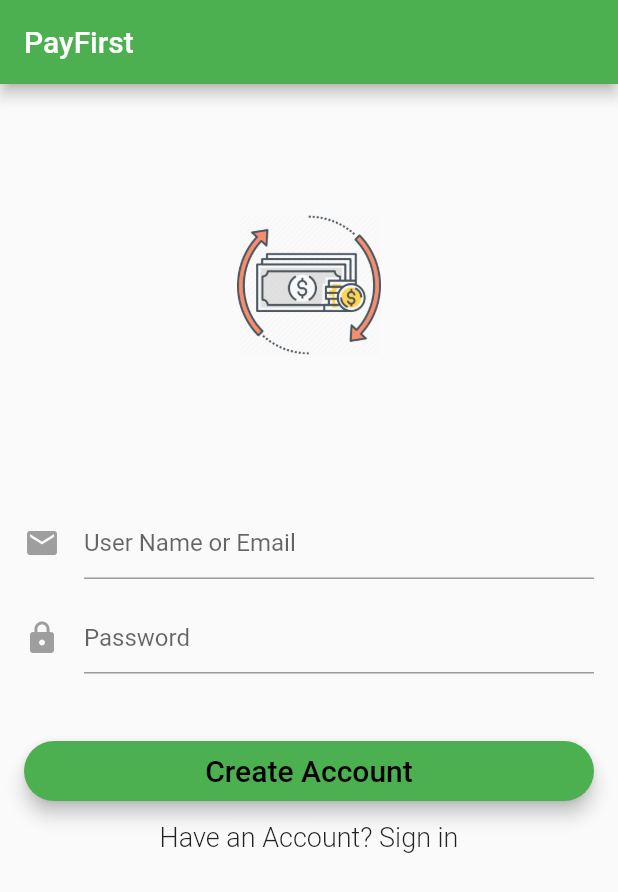
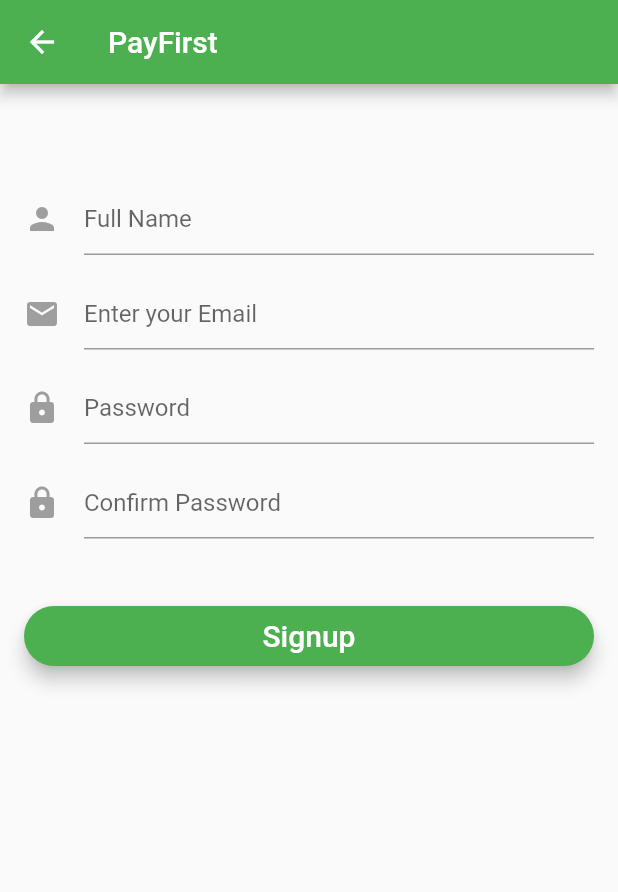
Before and after one commit to Babaarif00/pay_first, a Flutter app: the screen it shows after launch, after a tap on "Create an Account", on a phone screen of 412 x 824 dp. Shown: the top 892 px of the screen. Run offline on Flutter 3.47's test engine with Material 2 defaults, Android fonts, the phone set to English and light mode, and no system bars.

Commit message:
Sign up screen added

```diff
--- a/lib/login_page.dart
+++ b/lib/login_page.dart
@@ -1,5 +1,6 @@
 import 'package:flutter/cupertino.dart';
 import 'package:flutter/material.dart';
+import 'package:pay_first/signup_page.dart';
 
 class MyLoginPage extends StatefulWidget{
   @override
@@ -26,7 +27,7 @@
       ),
       body: Stack(
         children: <Widget>[
-          showForm(),
+          showLoginForm(),
           showCircularProgress(),
         ],
       )
@@ -73,7 +74,7 @@
 
 Widget showEmailInput(){
   return Padding(
-    padding: const EdgeInsets.fromLTRB(0, 100.0, 0.0, 0.0),
+    padding: const EdgeInsets.fromLTRB(0, 70.0, 0.0, 0.0),
     child: new TextFormField(
       maxLines: 1,
       keyboardType: TextInputType.emailAddress,
@@ -119,6 +120,7 @@
     padding: EdgeInsets.fromLTRB(0, 45.0, 0.0, 0.0),
     child: SizedBox(
       height: 40.0,
+      width: 10,
       child: new RaisedButton(
         elevation: 5.0,
         shape: new RoundedRectangleBorder(
@@ -134,13 +136,21 @@
 
 }
 
+
 Widget showCreateButton(){
   return new FlatButton(
     child: new Text(
       _isLoginForm ? 'Create an Account' : 'Have an Account? Sign in',
       style: new TextStyle(fontSize: 18.0,fontWeight: FontWeight.w300),
     ),
-    onPressed: toggleFormMode,
+    onPressed: () {
+      var router = new MaterialPageRoute(
+        builder: (BuildContext context){
+          return new SignUpPage();
+
+        });
+        Navigator.of(context).push(router);
+    }
   );
 
 }
@@ -149,10 +159,10 @@
   return new Hero(
     tag: 'hero',
     child: Padding(
-      padding: EdgeInsets.fromLTRB(0.0, 70.0, 0.0, 0.0),
+      padding: EdgeInsets.fromLTRB(0.0, 90.0, 0.0, 0.0),
       child: CircleAvatar(
         backgroundColor: Colors.transparent,
-        radius: 48.0,
+        radius: 38.0,
         child: Image.asset('assets/PayFirst.png'),
       ),
     ) ,
@@ -179,7 +189,7 @@
 
 
 
-Widget showForm(){
+Widget showLoginForm(){
 
   return new Container(
     padding: EdgeInsets.all(16.0),
--- /dev/null
+++ b/lib/signup_page.dart
@@ -0,0 +1,163 @@
+import 'package:flutter/material.dart';
+
+class SignUpPage extends StatefulWidget {
+  @override
+  State<StatefulWidget> createState() => _SignUpPageState();
+}
+
+class _SignUpPageState extends State<SignUpPage> {
+
+  String _email;
+  String _password;
+  String _errorMessage;
+  String _confirmPassword;
+
+
+
+  @override
+  Widget build(BuildContext context) {
+     return new Scaffold(
+      appBar: new AppBar(
+        title: new Text("PayFirst"),
+      ),
+      body: new Column(
+        children: <Widget>[
+          showSignUpForm(),
+        ],
+      ),
+    );
+  }
+
+  Widget showSignUpForm(){
+    return new Container(
+      padding: EdgeInsets.all(16.0),
+        child: new Form(
+        child: new ListView(
+          shrinkWrap: true,
+          children: <Widget>[
+            showFullNameInput(),
+            showEmailInput(),
+            showPasswordInput(),
+            showConfirmPasswordInput(),
+            showSignupButton(),
+
+          ],
+        ),
+      ),
+    );
+  }
+
+    Widget showFullNameInput(){
+      return Padding(
+        padding: const EdgeInsets.fromLTRB(0, 50.0, 0.0, 0.0),
+          child: new TextFormField(
+            maxLines: 1,
+            keyboardType: TextInputType.text,
+            autofocus: false,
+            decoration: new InputDecoration(
+            hintText: 'Full Name',
+            icon: new Icon(
+              Icons.person,
+              color: Colors.grey,
+              )
+            ),
+          validator: (value) => value.isEmpty ? 'Email can\'t be empty' : null,
+          onSaved: (value) => _email = value.trim(),
+          ),
+        );
+
+      }
+
+
+
+      Widget showEmailInput(){
+    return Padding(
+    padding: const EdgeInsets.fromLTRB(0, 15.0, 0.0, 0.0),
+    child: new TextFormField(
+      maxLines: 1,
+      keyboardType: TextInputType.emailAddress,
+      autofocus: false,
+      decoration: new InputDecoration(
+        hintText: 'Enter your Email',
+        icon: new Icon(
+          Icons.email,
+          color: Colors.grey,
+        )
+      ),
+      validator: (value) => value.isEmpty ? 'Email can\'t be empty' : null,
+      onSaved: (value) => _email = value.trim(),
+    ),
+  );
+
+  }
+
+
+  Widget showPasswordInput(){
+    return Padding(
+    padding: const EdgeInsets.fromLTRB(0, 15.0, 0.0, 0.0),
+    child: new TextFormField(
+      maxLines: 1,
+      obscureText: true,
+      autofocus: false,
+      decoration: new InputDecoration(
+        hintText: 'Password',
+        icon: new Icon(
+          Icons.lock,
+          color: Colors.grey,
+        )
+      ),
+      validator: (value) => value.isEmpty ? 'Password can\'t be empty' : null,
+      onSaved: (value) => _password = value.trim(),
+    ),
+  );
+
+
+  }
+
+  Widget showConfirmPasswordInput(){
+    return Padding(
+    padding: const EdgeInsets.fromLTRB(0, 15.0, 0.0, 0.0),
+    child: new TextFormField(
+      maxLines: 1,
+      obscureText: true,
+      autofocus: false,
+      decoration: new InputDecoration(
+        hintText: 'Confirm Password',
+        icon: new Icon(
+          Icons.lock,
+          color: Colors.grey,
+        )
+      ),
+      validator: (value) => value.isEmpty ? 'Password can\'t be empty' : null,
+      onSaved: (value) => _confirmPassword = value.trim(),
+    ),
+  );
+
+
+  }
+
+
+  Widget showSignupButton(){
+    return new Padding(
+    padding: EdgeInsets.fromLTRB(0, 45.0, 0.0, 0.0),
+    child: SizedBox(
+      height: 40.0,
+      width: 10,
+      child: new RaisedButton(
+        elevation: 5.0,
+        shape: new RoundedRectangleBorder(
+          borderRadius: new BorderRadius.circular(30.0),
+        ),
+        color: Colors.green,
+        child: new Text('Signup',
+        style: new TextStyle(fontSize: 20.0, color: Colors.white),),
+        onPressed: () => debugPrint("signup"),
+      ),
+    ),
+  );
+
+  }
+
+
+
+}
```
Also changed, not shown: pubspec.yaml (+10 -1 lines), pubspec.lock, 4 other files.
